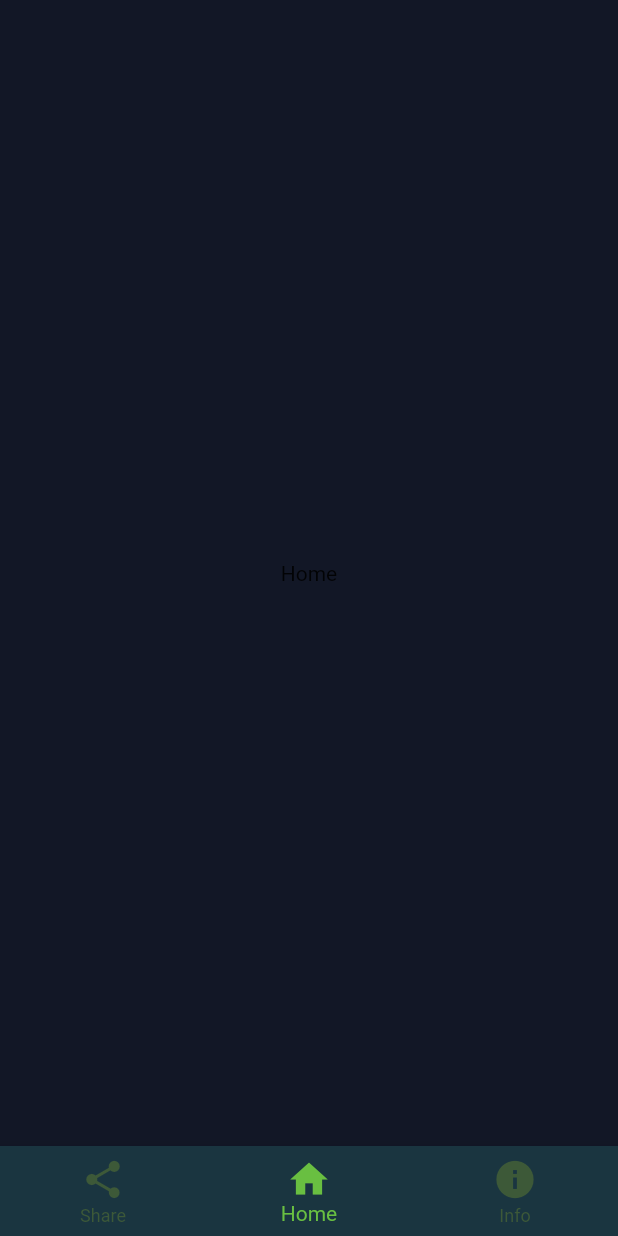
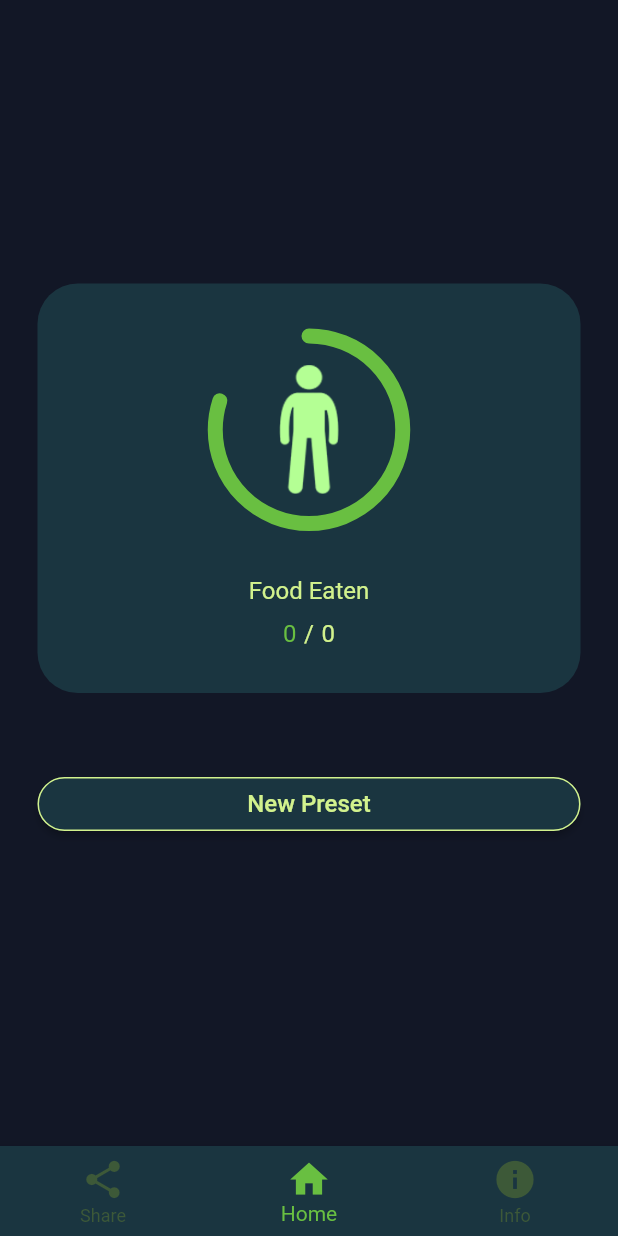
Before and after one commit to pedroaraujo1952/MealTimer, a Flutter app: the screen it shows after launch, on a phone screen of 412 x 824 dp. Run offline on Flutter 3.47's test engine with Material 2 defaults, Android fonts, the phone set to English and light mode, and no system bars; drawn by our look-alikes of percent_indicator.

```diff
--- a/mealtimer/lib/main.dart
+++ b/mealtimer/lib/main.dart
@@ -1,10 +1,15 @@
 import 'package:flutter/material.dart';
 import 'package:mealtimer/pages/home.dart';
 import 'package:mealtimer/pages/info.dart';
+import 'package:mealtimer/pages/new_preset.dart';
 import 'package:mealtimer/pages/share.dart';
 
 void main() => runApp(MaterialApp(
-      home: MainPage(),
+      initialRoute: "/",
+      routes: {
+        "/": (context) => MainPage(),
+        "/newPreset": (context) => NewPreset()
+      },
     ));
 
 class MainPage extends StatefulWidget {
@@ -28,10 +33,10 @@ class _MainPageState extends State<MainPage> {
       body: pages[_currentIndex],
       bottomNavigationBar: BottomNavigationBar(
         currentIndex: _currentIndex,
-        iconSize: 30,
         selectedItemColor: Color(0xff69BF41),
         unselectedItemColor: Color(0xff3D5938),
         backgroundColor: Color(0xff1A3540),
+        iconSize: 30,
         items: [
           BottomNavigationBarItem(
             icon: Icon(Icons.share),
--- a/mealtimer/lib/pages/home.dart
+++ b/mealtimer/lib/pages/home.dart
@@ -1,15 +1,138 @@
 import 'package:flutter/material.dart';
+import 'package:mealtimer/components/preset.dart';
+import 'package:percent_indicator/circular_percent_indicator.dart';
 
 class Home extends StatefulWidget {
   @override
   _HomeState createState() => _HomeState();
 }
 
+int foodEatenCount = 0;
+int totalFoodCount = 0;
+double foodEatenPercent = (foodEatenCount / totalFoodCount).isNaN
+    ? 0.8
+    : foodEatenCount / totalFoodCount;
+
+List<Widget> presets = [];
+
 class _HomeState extends State<Home> {
   @override
   Widget build(BuildContext context) {
-    return Center(
-      child: Text("Home"),
+    return Column(
+      mainAxisAlignment: MainAxisAlignment.center,
+      children: <Widget>[
+        Container(
+          margin: EdgeInsets.symmetric(horizontal: 25.0),
+          alignment: Alignment.center,
+          decoration: BoxDecoration(
+              color: Color(0xff1A3540),
+              borderRadius: BorderRadius.all(Radius.circular(27.0))),
+          child: Column(
+            mainAxisAlignment: MainAxisAlignment.center,
+            children: <Widget>[
+              SizedBox(
+                height: 30,
+              ),
+              CircularPercentIndicator(
+                radius: 135,
+                lineWidth: 10,
+                percent: foodEatenPercent,
+                animation: true,
+                center: Image(
+                  image: AssetImage("assets/stick.png"),
+                  height: 86,
+                  width: 40,
+                ),
+                progressColor: Color(0xff69BF41),
+                backgroundColor: Color(0xff1A3540),
+                circularStrokeCap: CircularStrokeCap.round,
+              ),
+              SizedBox(
+                height: 30,
+              ),
+              Text(
+                "Food Eaten",
+                style: TextStyle(fontSize: 16, color: Color(0xffD2F28D)),
+              ),
+              SizedBox(
+                height: 10,
+              ),
+              Row(
+                mainAxisAlignment: MainAxisAlignment.center,
+                children: <Widget>[
+                  Text(
+                    foodEatenCount.toString(),
+                    style: TextStyle(fontSize: 16, color: Color(0xff69BF41)),
+                  ),
+                  SizedBox(
+                    width: 5,
+                  ),
+                  Text(
+                    "/",
+                    style: TextStyle(fontSize: 16, color: Color(0xffD2F28D)),
+                  ),
+                  SizedBox(
+                    width: 5,
+                  ),
+                  Text(totalFoodCount.toString(),
+                      style: TextStyle(fontSize: 16, color: Color(0xffD2F28D)))
+                ],
+              ),
+              SizedBox(
+                height: 30,
+              ),
+            ],
+          ),
+        ),
+        SizedBox(
+          height: 50,
+        ),
+        Column(
+          children: presets,
+        ),
+        Column(
+          children: <Widget>[
+            Padding(
+              padding: const EdgeInsets.symmetric(horizontal: 25),
+              child: RaisedButton(
+                onPressed: () async {
+                  dynamic response =
+                      await Navigator.pushNamed(context, "/newPreset");
+
+                  print(response);
+
+                  setState(() {
+                    presets.add(Preset(
+                      active: false,
+                      name: response['name'],
+                      mealNumber: response['mealNumber'],
+                      mealNames: response['mealNames'],
+                      mealTimes: response['mealTimes'],
+                    ));
+                  });
+                },
+                color: Color(0xff1A3540),
+                shape: RoundedRectangleBorder(
+                    borderRadius: BorderRadius.all(Radius.circular(27.0)),
+                    side: BorderSide(color: Color(0xffD2F28D))),
+                child: Container(
+                  alignment: Alignment.center,
+                  child: Padding(
+                    padding: const EdgeInsets.all(8.0),
+                    child: Text(
+                      "New Preset",
+                      style: TextStyle(color: Color(0xffD2F28D), fontSize: 16),
+                    ),
+                  ),
+                ),
+              ),
+            ),
+            SizedBox(
+              height: 15,
+            )
+          ],
+        )
+      ],
     );
   }
 }
--- a/mealtimer/pubspec.yaml
+++ b/mealtimer/pubspec.yaml
@@ -14,11 +14,13 @@ description: A new Flutter application to alert when it&#x27;s time to eat.
 version: 1.0.0+1
 
 environment:
-  sdk: ">=2.1.0 <3.0.0"
+  sdk: ">=2.2.0 <3.0.0"
 
 dependencies:
   flutter:
     sdk: flutter
+
+  percent_indicator: "^2.1.1"
 
   # The following adds the Cupertino Icons font to your application.
   # Use with the CupertinoIcons class for iOS style icons.
```
Also changed, not shown: mealtimer/lib/components/preset.dart (added, +89 -0 lines), mealtimer/lib/pages/info.dart (+30 -10 lines), mealtimer/lib/pages/new_preset.dart (added, +417 -0 lines), mealtimer/lib/services/time_math.dart (added, +39 -0 lines), mealtimer/pubspec.lock.
